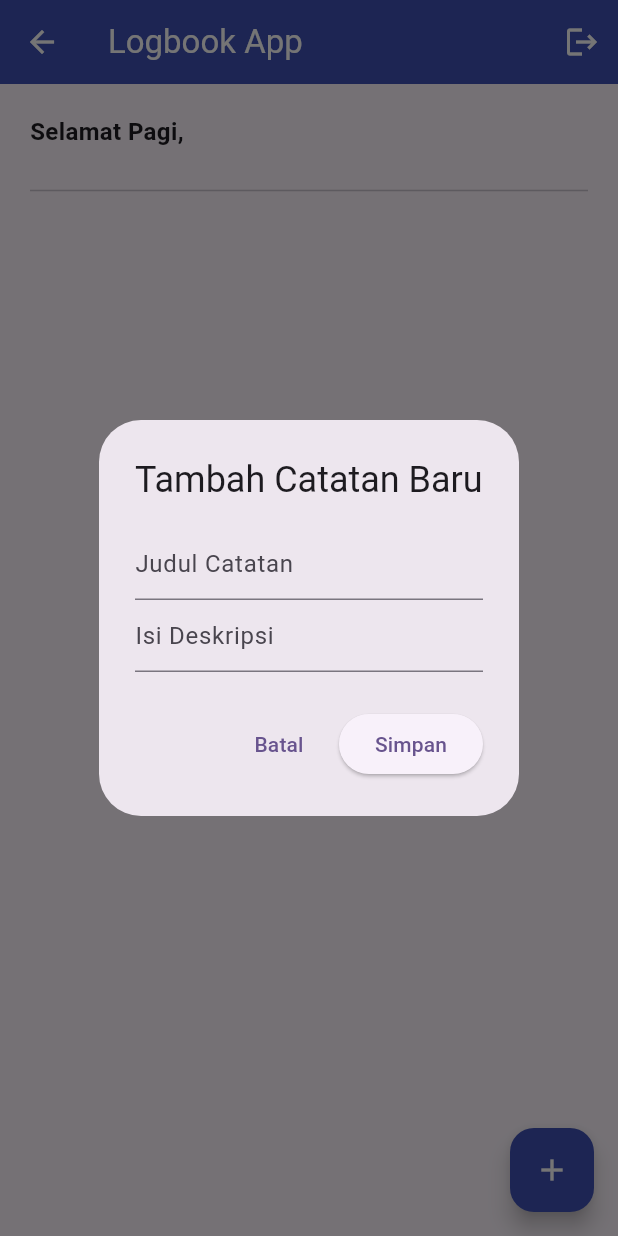
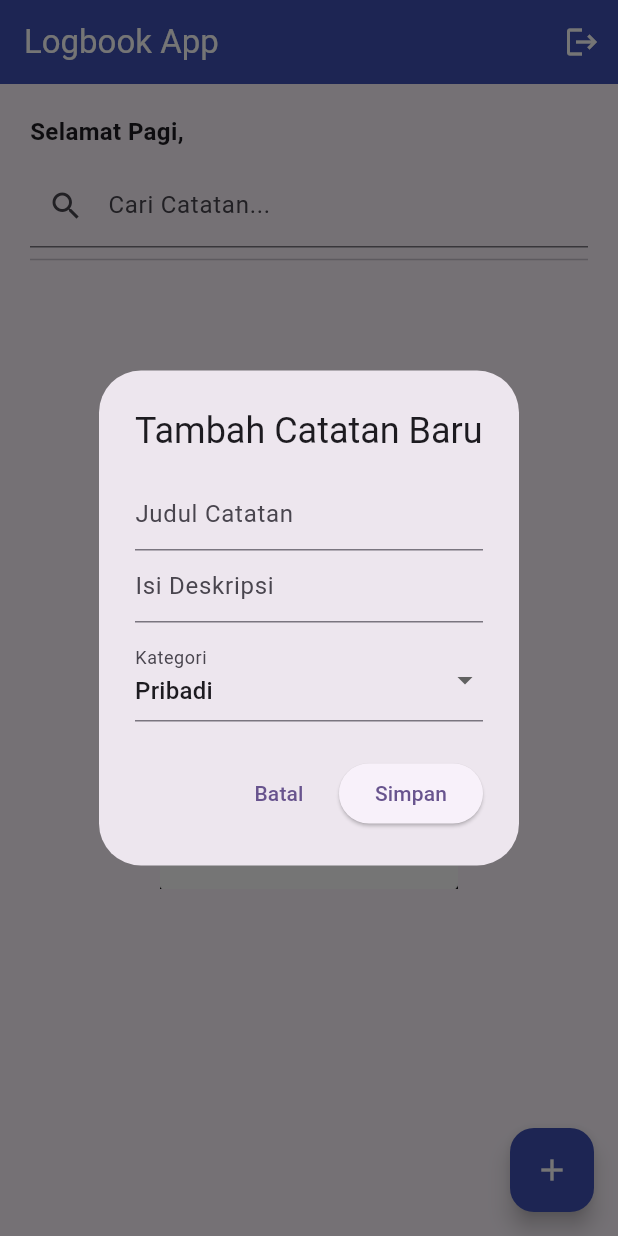
Before and after one commit to MahesaFazrie/logbook_app_001_MahesaFazrie, a Flutter app: the LogView screen opened directly with empty values, after a tap on the "add" icon, on a phone screen of 412 x 824 dp. Run offline on Flutter 3.47's test engine with Material 3 defaults, Android fonts, the phone set to English and light mode, and no system bars; our stand-ins replace shared_preferences; accounts and stored records are empty.

Commit message:
update homework modul 3

```diff
--- a/lib/features/auth/login_view.dart
+++ b/lib/features/auth/login_view.dart
@@ -1,7 +1,8 @@
 // login_view.dart
 import 'package:flutter/material.dart';
 import 'package:logbook_app_001/features/auth/login_controller.dart';
-import 'package:logbook_app_001/features/logbook/counter_view.dart';
+// import 'package:logbook_app_001/features/logbook/counter_view.dart';
+import 'package:logbook_app_001/features/logbook/log_view.dart';
 
 class LoginView extends StatefulWidget {
   const LoginView({super.key});
@@ -38,7 +39,7 @@ class _LoginViewState extends State<LoginView> {
       Navigator.pushReplacement(
         context,
         MaterialPageRoute(
-          builder: (context) => CounterView(username: user),
+          builder: (context) => LogView(username: user),
         ),
       );
     } else {
--- a/lib/features/logbook/counter_controller.dart
+++ b/lib/features/logbook/counter_controller.dart
@@ -16,7 +16,8 @@ class CounterController {
     final newLog = LogModel(
       title: title,
       description: desc,
-      date: DateTime.now().toString()
+      date: DateTime.now().toString(),
+      category: 'Pribadi',
     );
     logsNotifier.value = [...logsNotifier.value, newLog];
     saveToDisk();
@@ -27,7 +28,8 @@ class CounterController {
     currentLogs[index] = LogModel(
       title: title,
       description: desc,
-      date: DateTime.now().toString()
+      date: DateTime.now().toString(),
+      category: 'Pribadi',
     );
     logsNotifier.value = currentLogs;
     saveToDisk();
--- a/lib/features/logbook/log_view.dart
+++ b/lib/features/logbook/log_view.dart
@@ -15,12 +15,26 @@ class LogView extends StatefulWidget {
 
 class _LogViewState extends State<LogView> {
   // Kita tetap menggunakan CounterController karena itu nama file Anda saat ini
-  final CounterController _controller = CounterController();
+  // final CounterController _controller = CounterController();
   late final LogController _logController;
 
   // Controller untuk Input Text (Sesuai Modul 3 Langkah 4)
   final TextEditingController _titleController = TextEditingController();
   final TextEditingController _contentController = TextEditingController();
+  String _selectedCategory = "Pribadi"; // Default category
+  final List<String> _categories = ['Pekerjaan', 'Pribadi', 'Urgent'];
+
+  Color _getCategoryColor(String category) {
+    switch (category) {
+      case 'Pekerjaan':
+        return Colors.blue.shade100;
+      case 'Urgent':
+        return Colors.red.shade100;
+      case 'Pribadi':
+      default:
+        return Colors.green.shade100;
+    }
+  }
 
   @override
   void initState() {
@@ -78,9 +92,12 @@ class _LogViewState extends State<LogView> {
 
   // DIALOG TAMBAH (Create)
 void _showAddLogDialog() {
+    _selectedCategory = 'Pribadi';
     showDialog(
       context: context,
-      builder: (context) => AlertDialog(
+      builder: (context) => StatefulBuilder(
+        builder: (context, setStateDialog) {
+          return AlertDialog(
             title: const Text("Tambah Catatan Baru"),
             content: Column(
               mainAxisSize: MainAxisSize.min,
@@ -93,6 +110,19 @@ class _LogViewState extends State<LogView> {
                   controller: _contentController,
                   decoration: const InputDecoration(hintText: "Isi Deskripsi"),
                 ),
+                const SizedBox(height: 10),
+                DropdownButtonFormField<String>(
+                  value: _selectedCategory,
+                  decoration: const InputDecoration(labelText: "Kategori"),
+                  items: _categories.map((String category) {
+                    return DropdownMenuItem(value: category, child: Text(category));
+                  }).toList(),
+                  onChanged: (value) {
+                    setStateDialog(() {
+                      _selectedCategory = value!;
+                    });
+                  },
+                ),
               ],
             ),
             actions: [
@@ -103,23 +133,21 @@ class _LogViewState extends State<LogView> {
               ElevatedButton(
                 onPressed: () {
                   if (_titleController.text.isNotEmpty) {
-                // Memanggil fungsi addLog dari CounterController
-                _controller.addLog(
+                    _logController.addLog( // Kirim parameter kategori
                       _titleController.text,
                       _contentController.text,
+                      _selectedCategory,
                     );
                     _titleController.clear();
                     _contentController.clear();
                     Navigator.pop(context);
-              } else {
-                ScaffoldMessenger.of(context).showSnackBar(
-                  const SnackBar(content: Text("Judul tidak boleh kosong")),
-                );
                   }
                 },
                 child: const Text("Simpan"),
               ),
             ],
+          );
+        }
       ),
     );
   }
@@ -147,7 +175,7 @@ class _LogViewState extends State<LogView> {
           ),
           ElevatedButton(
             onPressed: () {
-              _controller.updateLog(index, _titleController.text, _contentController.text);
+              _logController.updateLog(index, _titleController.text, _contentController.text, log.category);
               _titleController.clear();
               _contentController.clear();
               Navigator.pop(context);
@@ -198,20 +226,29 @@ class _LogViewState extends State<LogView> {
                 style: const TextStyle(fontSize: 16, fontWeight: FontWeight.bold),
               ),
             ),
-            const SizedBox(height: 20),
+            const SizedBox(height: 10),
+            TextField(
+              onChanged: (value) => _logController.searchLog(value),
+              decoration: const InputDecoration(
+                labelText: "Cari Catatan...",
+                prefixIcon: Icon(Icons.search),
+              ),
+            ),
+
             const Divider(),
 
             // List Data (Reactive UI menggunakan ValueListenableBuilder)
             Expanded(
               child: ValueListenableBuilder<List<LogModel>>(
                 // Mengakses logsNotifier dari CounterController
-                valueListenable: _controller.logsNotifier,
+                valueListenable: _logController.filteredLogs,
                 builder: (context, currentLogs, child) {
                   if (currentLogs.isEmpty) {
-                    return const Center(
-                      child: Text(
-                        "Belum ada catatan logbook.",
-                        style: TextStyle(color: Colors.grey)
+                    return Center(
+                      child: Image.asset(
+                        "assets/images/Azka.jpeg",
+                        width: 200,
+                        height: 200,
                       )
                     );
                   }
@@ -222,6 +259,7 @@ class _LogViewState extends State<LogView> {
                       // Menampilkan data LogModel ke dalam Card (Langkah 3)
                       return Card(
                         elevation: 2,
+                        color: _getCategoryColor( log.category), // Warna berdasarkan kategori
                         margin: const EdgeInsets.symmetric(vertical: 6),
                         child: ListTile(
                           leading: const Icon(Icons.note_alt_outlined, color: Colors.indigo),
@@ -236,7 +274,7 @@ class _LogViewState extends State<LogView> {
                               IconButton(
                                 icon: const Icon(Icons.delete, color: Colors.red),
                                 onPressed: () {
-                                  _controller.removeLog(index);
+                                  _logController.removeLog(index);
                                   ScaffoldMessenger.of(context).showSnackBar(
                                     const SnackBar(content: Text("Catatan berhasil dihapus")),
                                   );
--- a/lib/features/models/log_model.dart
+++ b/lib/features/models/log_model.dart
@@ -2,11 +2,13 @@ class LogModel {
   final String title;
   final String date;
   final String description;
+  final String category;
 
   LogModel({
     required this.title,
     required this.date,
     required this.description,
+    required this.category,
   });
 
   // Untuk Tugas HOTS: Konversi Map (JSON) ke Object
@@ -15,6 +17,7 @@ class LogModel {
       title: map['title'],
       date: map['date'],
       description: map['description'],
+      category: map['category'] ?? 'Pribadi',
     );
   }
 
@@ -24,6 +27,7 @@ class LogModel {
       'title': title,
       'date': date,
       'description': description,
+      'category': category,
     };
   }
 }
```
Also changed, not shown: lib/features/logbook/log_controller.dart (+19 -4 lines). Lines whose indentation alone changed are shown as unchanged.
